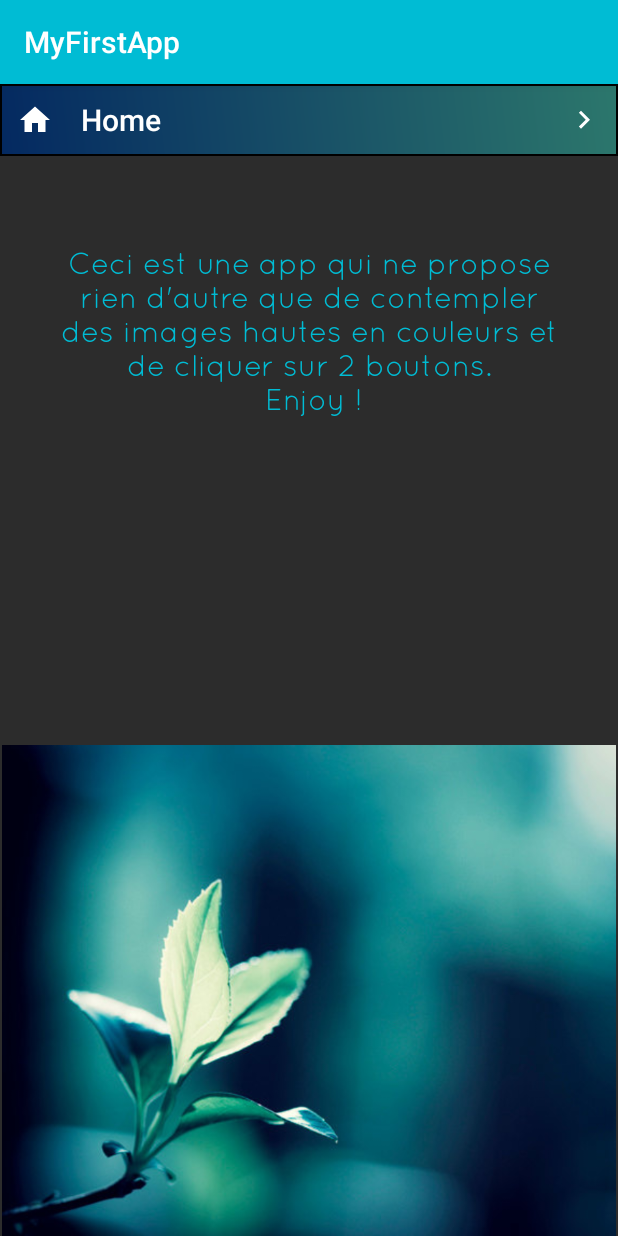
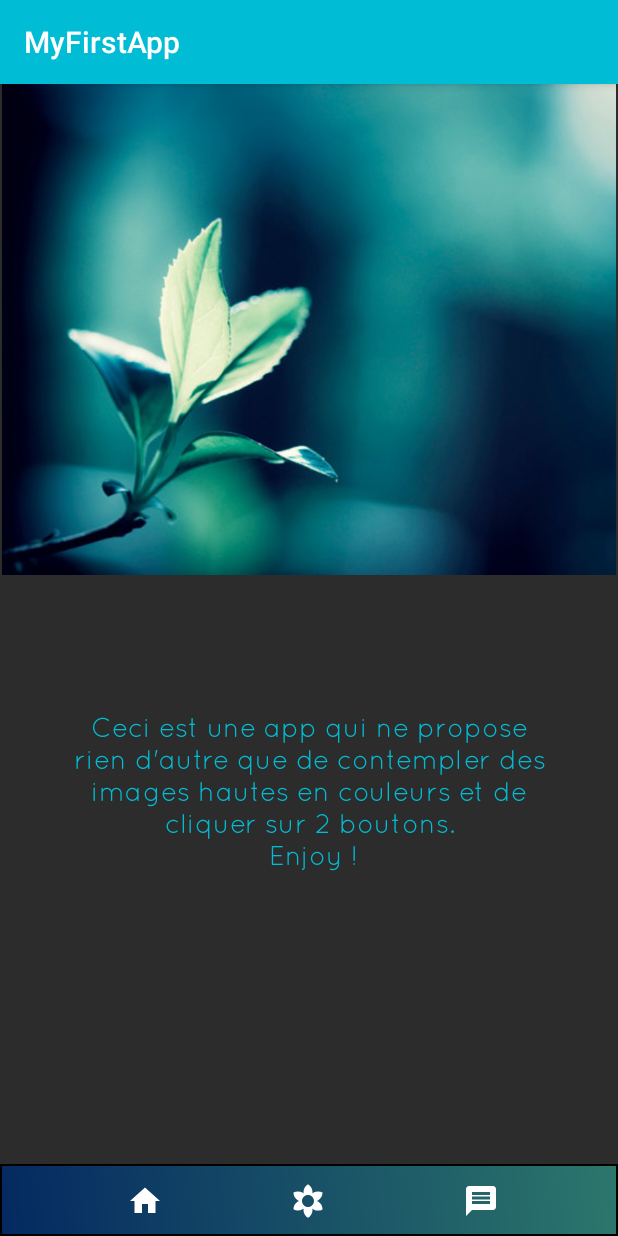
Before and after one commit to Ccile155/AndroidMobile, an Android app: the screen it shows after launch (LegoActivity), after a tap on an icon or button, on a phone screen of 412 x 824 dp. Run offline under Robolectric (Android 15) with nearby library versions, the phone set to English and light mode, and no system bars; 1 other tap on this screen came first.

```diff
--- a/app/src/main/java/com/example/myfirstapp/LegoActivity.java
+++ b/app/src/main/java/com/example/myfirstapp/LegoActivity.java
@@ -9,16 +9,17 @@ import android.widget.ImageButton;
 
 public class LegoActivity extends AppCompatActivity {
 
-    private ImageButton previous;
-    private ImageButton next;
+    private ImageButton home;
+    private ImageButton middle;
+    private ImageButton end;
 
     @Override
     protected void onCreate(Bundle savedInstanceState) {
         super.onCreate(savedInstanceState);
         setContentView(R.layout.custom_layout);
 
-        this.previous = findViewById(R.id.previous);
-        previous.setOnClickListener(new View.OnClickListener(){
+        this.home = findViewById(R.id.home_button);
+        home.setOnClickListener(new View.OnClickListener(){
             @Override
             public void onClick(View view){
                 Intent otherActivity = new Intent(getApplicationContext(), MainActivity.class);
@@ -27,8 +28,18 @@ public class LegoActivity extends AppCompatActivity {
             }
         });
 
-        this.next = findViewById(R.id.next);
-        next.setOnClickListener(new View.OnClickListener(){
+        this.middle = findViewById(R.id.middle);
+        middle.setOnClickListener(new View.OnClickListener(){
+            @Override
+            public void onClick(View view){
+                Intent otherActivity = new Intent(getApplicationContext(), LegoActivity.class);
+                startActivity(otherActivity);
+                finish();
+            }
+        });
+
+        this.end = findViewById(R.id.end);
+        end.setOnClickListener(new View.OnClickListener(){
             @Override
             public void onClick(View view){
                 Intent otherActivity = new Intent(getApplicationContext(), Act3.class);
--- a/app/src/main/java/com/example/myfirstapp/MainActivity.java
+++ b/app/src/main/java/com/example/myfirstapp/MainActivity.java
@@ -6,7 +6,6 @@ import android.graphics.ColorMatrixColorFilter;
 import android.media.MediaPlayer;
 import android.os.Bundle;
 import android.view.View;
-import android.widget.Button;
 import android.widget.ImageButton;
 import android.widget.ImageView;
 import android.widget.TextView;
@@ -21,6 +20,9 @@ public class MainActivity extends AppCompatActivity{
     private ImageButton getstart;
     private TextView count;
     static Integer cpt = 0;
+    private ImageButton home;
+    private ImageButton middle;
+    private ImageButton end;
 
     public void sound(View view){
         if(mp != null && mp.isPlaying()) {
@@ -71,5 +73,35 @@ public class MainActivity extends AppCompatActivity{
                 finish();
             }
         });
+
+        this.home = findViewById(R.id.home_button);
+        home.setOnClickListener(new View.OnClickListener(){
+            @Override
+            public void onClick(View view){
+                Intent otherActivity = new Intent(getApplicationContext(), MainActivity.class);
+                startActivity(otherActivity);
+                finish();
+            }
+        });
+
+        this.middle = findViewById(R.id.middle);
+        middle.setOnClickListener(new View.OnClickListener(){
+            @Override
+            public void onClick(View view){
+                Intent otherActivity = new Intent(getApplicationContext(), LegoActivity.class);
+                startActivity(otherActivity);
+                finish();
+            }
+        });
+
+        this.end = findViewById(R.id.end);
+        end.setOnClickListener(new View.OnClickListener(){
+            @Override
+            public void onClick(View view){
+                Intent otherActivity = new Intent(getApplicationContext(), Act3.class);
+                startActivity(otherActivity);
+                finish();
+            }
+        });
     }
 }
--- a/app/src/main/res/layout/custom_layout.xml
+++ b/app/src/main/res/layout/custom_layout.xml
@@ -1,6 +1,7 @@
 <?xml version="1.0" encoding="utf-8"?>
 <androidx.constraintlayout.widget.ConstraintLayout xmlns:android="http://schemas.android.com/apk/res/android"
     xmlns:app="http://schemas.android.com/apk/res-auto"
+    xmlns:tools="http://schemas.android.com/tools"
     android:id="@+id/constraintLayout"
     android:layout_width="match_parent"
     android:layout_height="match_parent"
@@ -10,75 +11,82 @@
         android:id="@+id/leaflayout"
         android:layout_width="match_parent"
         android:layout_height="327dp"
-        android:layout_marginTop="404dp"
         android:contentDescription="nice leaf"
         android:src="@drawable/leaf"
-        app:layout_constraintBottom_toBottomOf="parent"
         app:layout_constraintEnd_toEndOf="parent"
-        app:layout_constraintHorizontal_bias="0.5"
+        app:layout_constraintHorizontal_bias="0.0"
         app:layout_constraintStart_toStartOf="parent"
-        app:layout_constraintTop_toBottomOf="@+id/textView"
-        app:layout_constraintVertical_bias="1.0" />
+        app:layout_constraintTop_toTopOf="parent"
+        tools:layout_editor_absoluteX="0dp" />
 
     <Toolbar
         android:id="@+id/topbar"
         android:layout_width="match_parent"
         android:layout_height="48dp"
         android:background="@drawable/topbar"
-        android:paddingStart="50dp"
-        android:paddingEnd="50dp"
-        android:title="@string/title_home"
-        android:titleTextColor="@color/white"
-        app:layout_constraintBottom_toTopOf="@+id/textView"
+        app:layout_constraintBottom_toBottomOf="parent"
         app:layout_constraintEnd_toEndOf="parent"
-        app:layout_constraintHorizontal_bias="0.5"
+        app:layout_constraintHorizontal_bias="0.0"
         app:layout_constraintStart_toStartOf="parent"
         app:layout_constraintTop_toTopOf="parent"
+        app:layout_constraintVertical_bias="1.0" />
+
+    <ImageButton
+        android:id="@+id/end"
+        android:layout_width="46dp"
+        android:layout_height="47dp"
+        android:background="@color/transparent"
+        android:contentDescription="@string/next"
+        android:src="@drawable/ic_message_black_24dp"
+        app:layout_constraintBottom_toBottomOf="parent"
+        app:layout_constraintHorizontal_bias="0.813"
+        app:layout_constraintLeft_toLeftOf="parent"
+        app:layout_constraintRight_toRightOf="parent"
+        app:layout_constraintTop_toTopOf="parent"
+        app:layout_constraintVertical_bias="1.0" />
+
+    <ImageButton
+        android:id="@+id/middle"
+        android:layout_width="46dp"
+        android:layout_height="47dp"
+        android:background="@color/transparent"
+        android:contentDescription="@string/next"
+        android:src="@drawable/ic_filter_vintage_black_24dp"
+        app:layout_constraintBottom_toBottomOf="@+id/end"
+        app:layout_constraintHorizontal_bias="0.498"
+        app:layout_constraintLeft_toLeftOf="parent"
+        app:layout_constraintRight_toRightOf="parent"
+        app:layout_constraintTop_toTopOf="@+id/end"
         app:layout_constraintVertical_bias="0.0" />
 
     <ImageButton
-        android:id="@+id/previous"
+        android:id="@+id/home_button"
         android:layout_width="46dp"
         android:layout_height="47dp"
         android:background="@color/transparent"
         android:contentDescription="@string/title_home"
         android:src="@drawable/ic_home_white_24dp"
-        app:layout_constraintBottom_toBottomOf="parent"
-        app:layout_constraintHorizontal_bias="0.0"
+        app:layout_constraintBottom_toBottomOf="@+id/middle"
+        app:layout_constraintHorizontal_bias="0.2"
         app:layout_constraintLeft_toLeftOf="parent"
         app:layout_constraintRight_toRightOf="parent"
-        app:layout_constraintTop_toTopOf="parent"
-        app:layout_constraintVertical_bias="0.0" />
-
-    <ImageButton
-        android:id="@+id/next"
-        android:layout_width="46dp"
-        android:layout_height="47dp"
-        android:background="@color/transparent"
-        android:contentDescription="@string/next"
-        android:src="@drawable/ic_keyboard_arrow_right_white_24dp"
-        app:layout_constraintBottom_toBottomOf="parent"
-        app:layout_constraintHorizontal_bias="1.0"
-        app:layout_constraintLeft_toLeftOf="parent"
-        app:layout_constraintRight_toRightOf="parent"
-        app:layout_constraintTop_toTopOf="parent"
+        app:layout_constraintTop_toTopOf="@+id/middle"
         app:layout_constraintVertical_bias="0.0" />
 
     <TextView
         android:id="@+id/textView"
-        android:layout_width="340dp"
-        android:layout_height="212dp"
+        android:layout_width="341dp"
+        android:layout_height="128dp"
         android:fontFamily="@font/quicksand_regular"
         android:text="@string/legoboard"
         android:textAlignment="center"
         android:textAppearance="@style/TextAppearance.AppCompat.Title"
         android:textColor="@color/primary"
-        android:textSize="20sp"
-        app:layout_constraintBottom_toBottomOf="parent"
+        android:textSize="18sp"
+        app:layout_constraintBottom_toTopOf="@id/topbar"
         app:layout_constraintEnd_toEndOf="parent"
-        app:layout_constraintHorizontal_bias="0.5"
         app:layout_constraintStart_toStartOf="parent"
-        app:layout_constraintTop_toTopOf="parent"
-        app:layout_constraintVertical_bias="0.194" />
+        app:layout_constraintTop_toBottomOf="@id/leaflayout"
+        app:layout_constraintVertical_bias="0.342" />
 
 </androidx.constraintlayout.widget.ConstraintLayout>
```
Also changed, not shown: app/src/main/java/com/example/myfirstapp/Act3.java (+6 -8 lines), app/src/main/java/com/example/myfirstapp/OnSwipeTouchListener.java (added, +73 -0 lines), app/src/main/java/com/example/myfirstapp/myFirebaseMessagingService.java (+19 -0 lines), app/src/main/res/layout/activity_main.xml (+55 -0 lines), app/src/main/res/layout/layout_3.xml (+49 -27 lines), app/src/main/res/drawable/toast.jpg (added).
